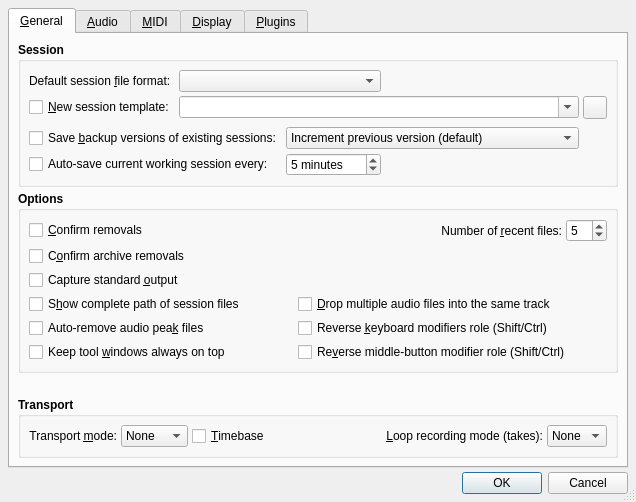
First picture: the form in src/qtractorOptionsForm.ui, repository rncbc/qtractor, before the edit.
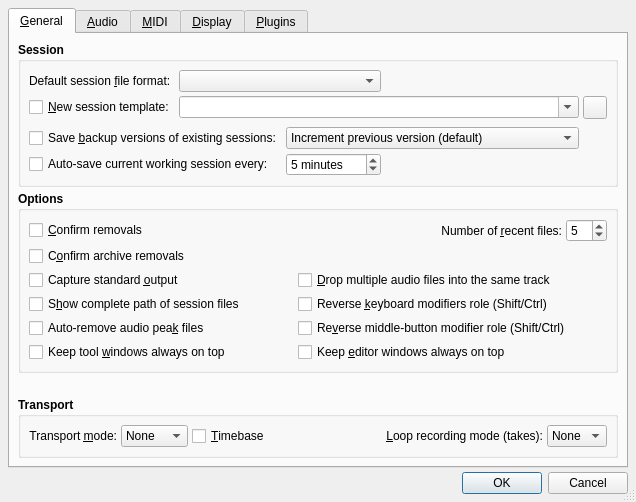
Second picture: the form after the edit. Icons and pictures are not drawn. Custom widgets are drawn as their Qt base class.

Commit message: - Added option to keep MIDI clip editor windows (aka. piano-roll)   always on top of the main window (cf. View/Options.../General/   Keep editor windows always on top). (EXPERIMENTAL)

The edit to the form file:
```diff
--- a/src/qtractorOptionsForm.ui
+++ b/src/qtractorOptionsForm.ui
@@ -442,7 +442,7 @@
             </property>
            </widget>
           </item>
-          <item row="3" column="2" colspan="2">
+          <item row="2" column="2" colspan="2">
            <widget class="QCheckBox" name="TrackViewDropSpanCheckBox">
             <property name="font">
              <font>
@@ -458,7 +458,7 @@
             </property>
            </widget>
           </item>
-          <item row="4" column="2" colspan="2">
+          <item row="3" column="2" colspan="2">
            <widget class="QCheckBox" name="ShiftKeyModifierCheckBox">
             <property name="font">
              <font>
@@ -474,7 +474,7 @@
             </property>
            </widget>
           </item>
-          <item row="5" column="2" colspan="2">
+          <item row="4" column="2" colspan="2">
            <widget class="QCheckBox" name="MidButtonModifierCheckBox">
             <property name="font">
              <font>
@@ -490,6 +490,22 @@
             </property>
            </widget>
           </item>
+          <item row="5" column="2" colspan="2">
+           <widget class="QCheckBox" name="KeepEditorsOnTopCheckBox">
+            <property name="font">
+             <font>
+              <weight>50</weight>
+              <bold>false</bold>
+             </font>
+            </property>
+            <property name="toolTip">
+             <string>Whether to keep all editor windows on top of the main window</string>
+            </property>
+            <property name="text">
+             <string>Keep &amp;editor windows always on top</string>
+            </property>
+           </widget>
+          </item>
          </layout>
         </widget>
        </item>
```
Left out of the diff: 3 changed lines with no effect on the pictures. The commit also changes 15 other files.
